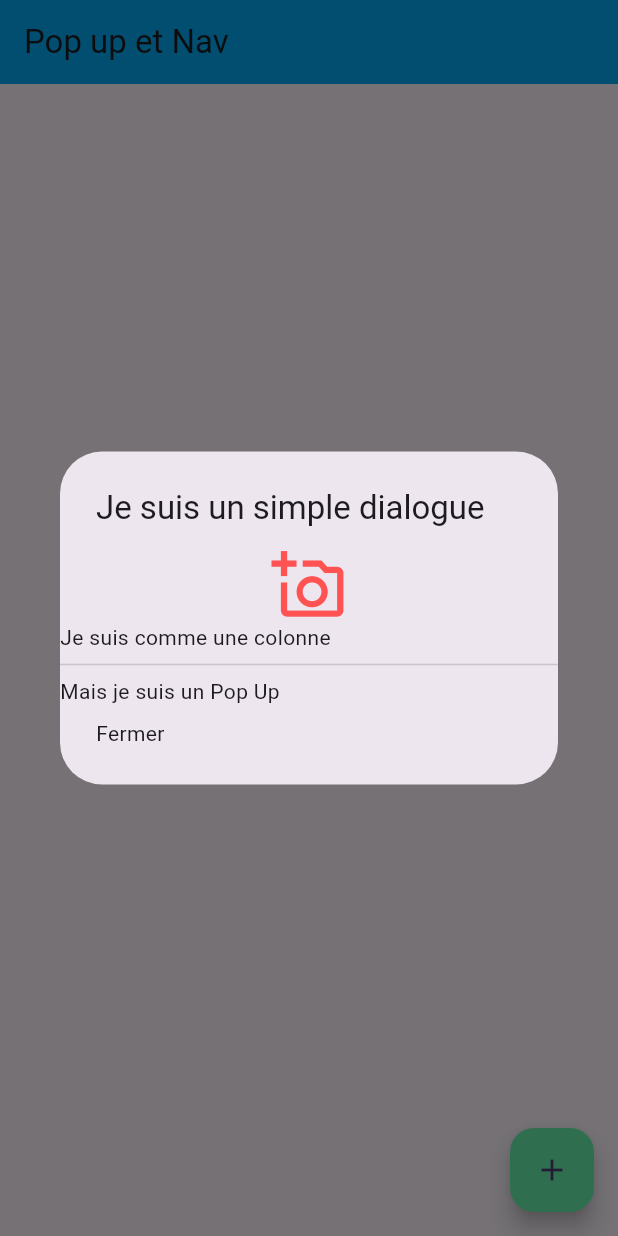
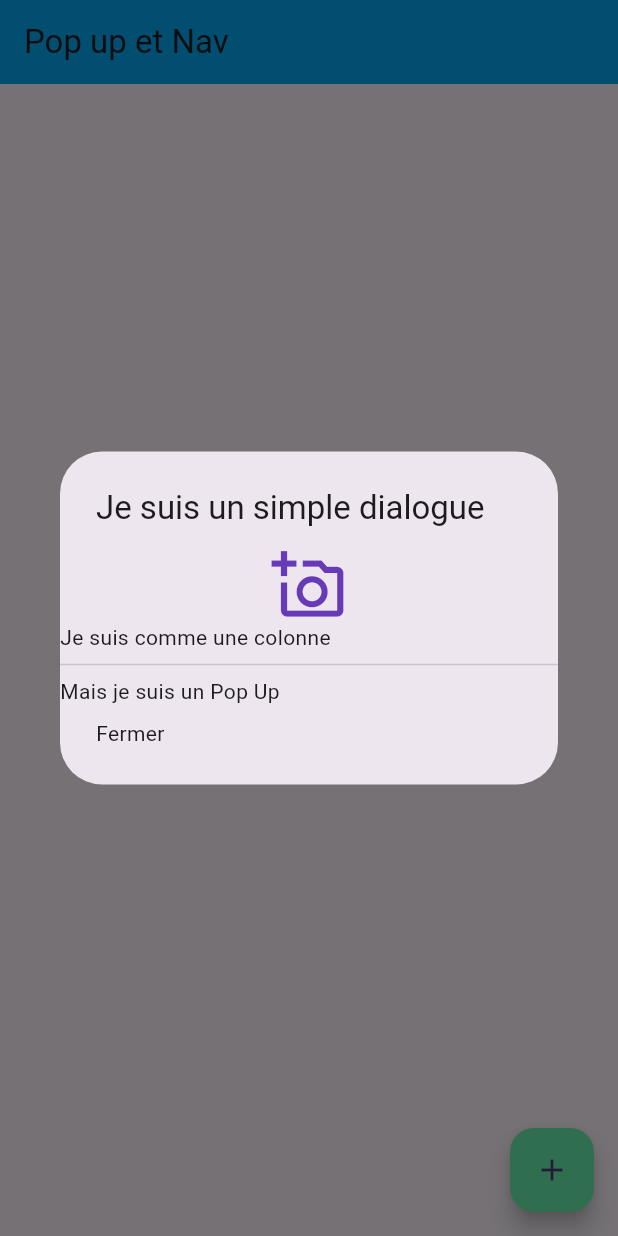
Before and after one commit to AshDest/State_full_widget, a Flutter app: the screen it shows after launch, after a tap on "Montrer simple", on a phone screen of 412 x 824 dp. Run offline on Flutter 3.47's test engine with Material 2 defaults, Android fonts, the phone set to English and light mode, and no system bars.

Commit message:
Ash commit

```diff
--- a/lib/main.dart
+++ b/lib/main.dart
@@ -137,7 +137,7 @@ class _MyHomePageState extends State<MyHomePage> {
     final simple = SimpleDialog(
       title: const Text('Je suis un simple dialogue'),
       children: [
-        const Icon( Icons.add_a_photo_outlined, size: 50, color: Colors.redAccent),
+        const Icon( Icons.add_a_photo_outlined, size: 50, color: Colors.deepPurple,),
         const Text("Je suis comme une colonne"),
         const Divider(),
         const Text("Mais je suis un Pop Up"),
```
